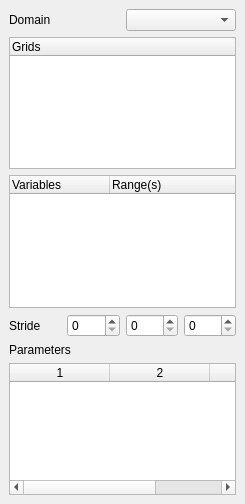
First picture: the form in Qt/Components/Resources/UI/pqXDMFPanel.ui, repository wildmichael/ParaView3-enhancements-old, before the edit.
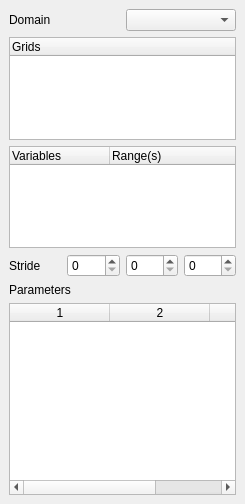
Second picture: the form after the edit. Custom widgets are drawn as their Qt base class.

Commit message: BUG: tweak xdmf gui panel, using sliders to make sure grids and variables sections are always visible

```diff
--- a/Qt/Components/Resources/UI/pqXDMFPanel.ui
+++ b/Qt/Components/Resources/UI/pqXDMFPanel.ui
@@ -49,6 +49,20 @@
    </item>
    <item>
     <widget class="pqTreeWidget" name="GridNames" >
+     <property name="sizePolicy" >
+      <sizepolicy>
+       <hsizetype>13</hsizetype>
+       <vsizetype>3</vsizetype>
+       <horstretch>0</horstretch>
+       <verstretch>1</verstretch>
+      </sizepolicy>
+     </property>
+     <property name="minimumSize" >
+      <size>
+       <width>0</width>
+       <height>40</height>
+      </size>
+     </property>
      <property name="rootIsDecorated" >
       <bool>false</bool>
      </property>
@@ -66,13 +80,13 @@
        <hsizetype>13</hsizetype>
        <vsizetype>3</vsizetype>
        <horstretch>0</horstretch>
-       <verstretch>0</verstretch>
+       <verstretch>1</verstretch>
       </sizepolicy>
      </property>
      <property name="minimumSize" >
       <size>
        <width>0</width>
-       <height>10</height>
+       <height>40</height>
       </size>
      </property>
      <property name="rootIsDecorated" >
```
